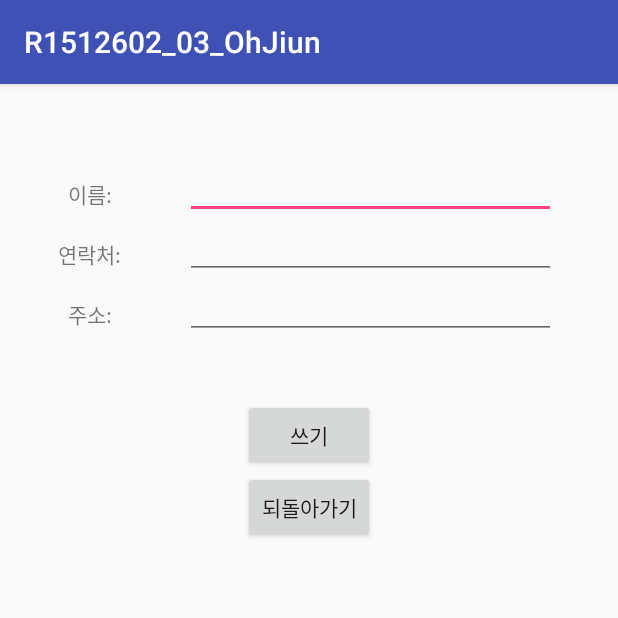
After one commit to charis227/android_hw, an Android app: the WriteActivity screen opened directly, with no data from a screen before it, on a phone screen of 412 x 824 dp, the top half of it. The commit adds this screen. Run offline under Robolectric (Android 15) with nearby library versions, the phone set to English and light mode, and no system bars.

Commit message:
파일라이터

```diff
--- /dev/null
+++ b/R1512602_03_OhJiun/app/src/main/java/com/example/android/r1512602_03_ohjiun/WriteActivity.java
@@ -0,0 +1,50 @@
+package com.example.android.r1512602_03_ohjiun;
+
+import android.content.Context;
+import android.support.v7.app.AppCompatActivity;
+import android.os.Bundle;
+import android.widget.EditText;
+
+import java.io.FileInputStream;
+import java.io.FileOutputStream;
+import java.io.FileWriter;
+import java.io.IOException;
+import java.io.PrintWriter;
+
+public class WriteActivity extends AppCompatActivity {
+    static final String FILENAME = "contact.txt";
+    EditText etName, etPhone, etAddress;
+
+    @Override
+    protected void onCreate(Bundle savedInstanceState) {
+        super.onCreate(savedInstanceState);
+        setContentView(R.layout.activity_write);
+
+        etName = (EditText) findViewById(R.id.edit_name);
+        etPhone = (EditText) findViewById(R.id.edit_phone);
+        etAddress = (EditText) findViewById(R.id.edit_address);
+
+        try {
+            String name, phone, address;
+            PrintWriter printWriter = new PrintWriter(new FileWriter(FILENAME, true));
+            name = etName.getText().toString();
+            phone = etPhone.getText().toString();
+            address = etAddress.getText().toString();
+            printWriter.println(name+" "+phone+" "+address);
+            printWriter.close();
+        } catch (IOException e) {
+
+        }
+
+/*        try {
+            FileInputStream fileInputStream = openFileInput(FILENAME);
+            byte[] buffer = new byte[fileInputStream.available()];
+            fileInputStream.read(buffer);
+            /////////
+            fileInputStream.close();
+        }
+        catch (IOException e) {
+
+        }*/
+    }
+}
--- a/R1512602_03_OhJiun/app/src/main/res/layout/activity_write.xml
+++ b/R1512602_03_OhJiun/app/src/main/res/layout/activity_write.xml
@@ -80,7 +80,7 @@
             android:layout_width="0dp"
             android:layout_height="wrap_content"
             android:layout_weight="0.6"
-            android:id="@+id/address"
+            android:id="@+id/edit_address"
             />
 
         <View
```
